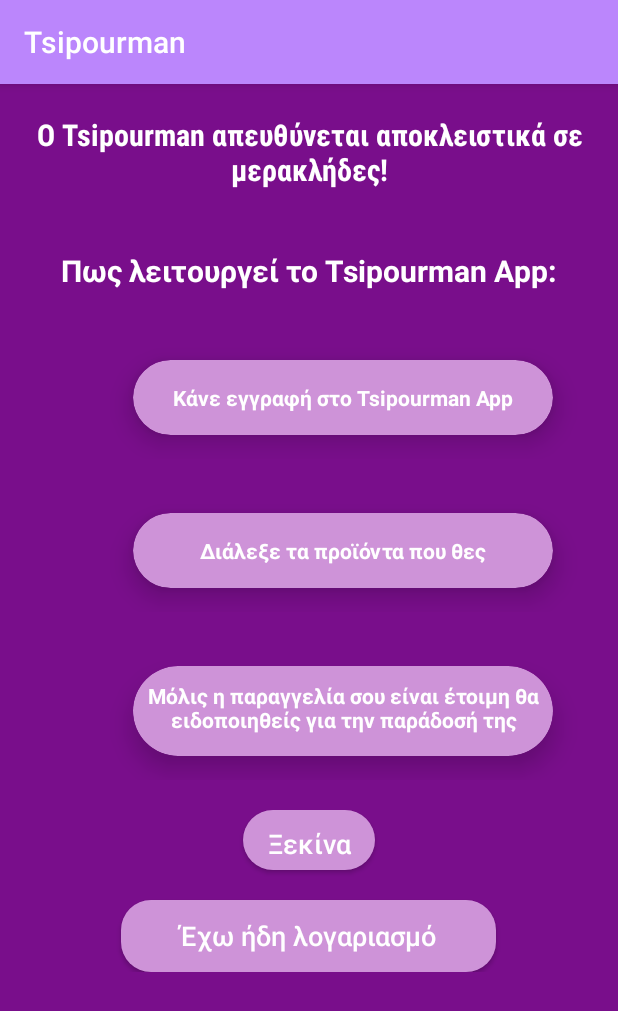
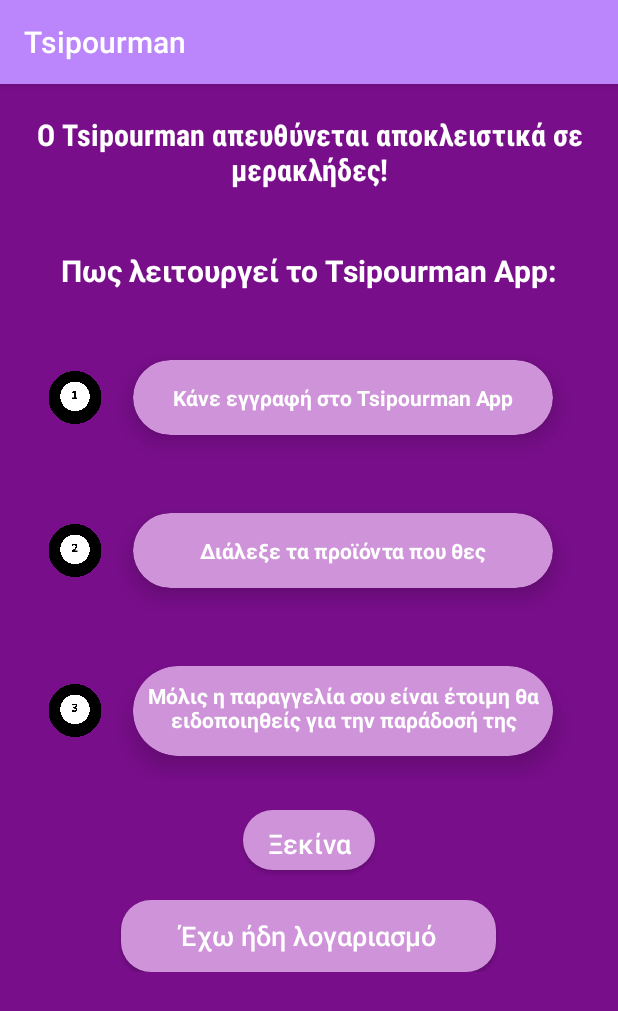
Before and after one commit to tsprodromos/Tsipourman, an Android app: the screen it shows after launch (WelcomeActivity), on a phone screen of 412 x 824 dp. Shown: the top 1011 px of the screen. Run offline under Robolectric (Android 15) with nearby library versions, the phone set to English and light mode, and no system bars.

Commit message:
Session added

```diff
--- a/app/src/main/res/layout/welcome_activity.xml
+++ b/app/src/main/res/layout/welcome_activity.xml
@@ -2,7 +2,7 @@
 <LinearLayout xmlns:android="http://schemas.android.com/apk/res/android"
     xmlns:app="http://schemas.android.com/apk/res-auto"
     xmlns:tools="http://schemas.android.com/tools"
-    android:id="@+id/mylineatlayout"
+    android:id="@+id/mylinearlayout"
     android:layout_width="match_parent"
     android:layout_height="match_parent"
     android:background="#790e8b"
@@ -59,13 +59,12 @@
             android:gravity="center"
             android:orientation="horizontal"
             android:padding="10dp">
-
             <ImageView
                 android:id="@+id/step1"
                 android:layout_width="45dp"
                 android:layout_height="35dp"
-                app:srcCompat="@drawable/step1" />
-
+                android:src="@drawable/step1"
+                />
             <androidx.cardview.widget.CardView
                 android:id="@+id/card1"
                 android:layout_width="280dp"
@@ -101,7 +100,8 @@
                 android:id="@+id/step2"
                 android:layout_width="45dp"
                 android:layout_height="35dp"
-                app:srcCompat="@drawable/step2" />
+                android:src="@drawable/step2"
+                 />
 
             <androidx.cardview.widget.CardView
                 android:id="@+id/card2"
@@ -138,7 +138,7 @@
                 android:id="@+id/step3"
                 android:layout_width="45dp"
                 android:layout_height="35dp"
-                app:srcCompat="@drawable/step3" />
+                android:src="@drawable/step3" />
 
             <androidx.cardview.widget.CardView
                 android:id="@+id/card3"
@@ -198,7 +198,7 @@
                 android:textColor="@color/white"
                 android:textSize="18sp"
                 android:padding="10dp"/>
-            />
+
         </LinearLayout>
     </LinearLayout>
 </LinearLayout>
```
